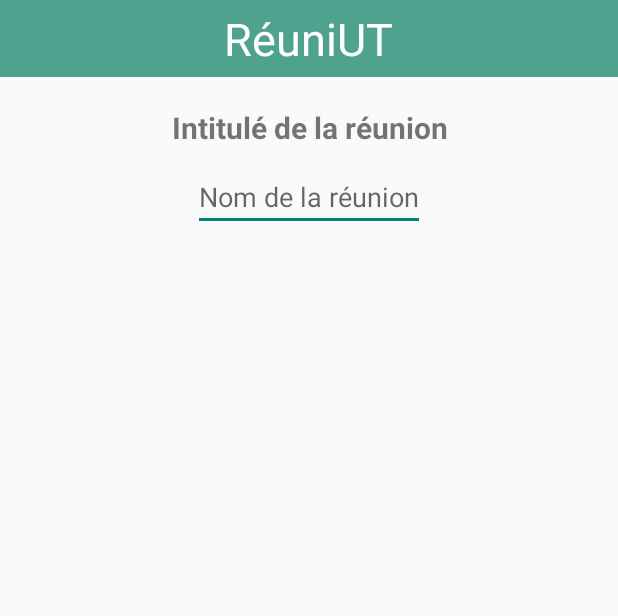
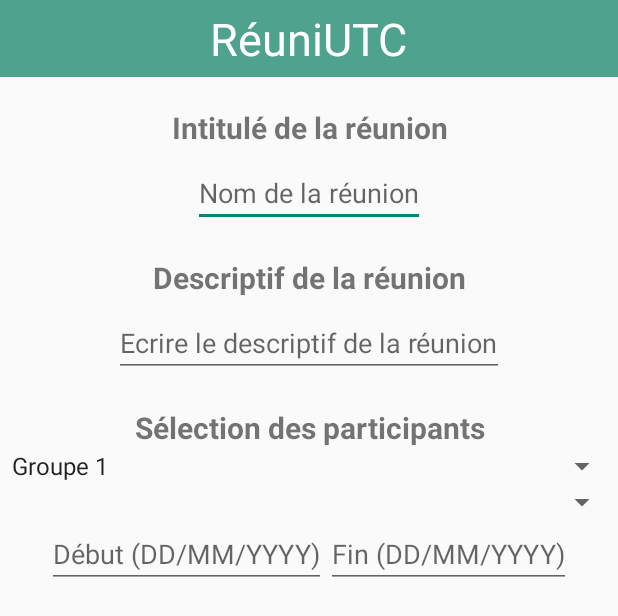
Before and after one commit to 5k4nd/ReuniUT, an Android app: the layout activity_reunion.xml on its own in the app's theme, with its tools: preview values and no code run, on a phone screen of 412 x 824 dp. Shown: the top 616 px of the screen. Run offline under Robolectric (Android 15) with nearby library versions, the phone set to English and light mode, and no system bars.

Commit message:
User interface

```diff
--- a/app/src/main/java/fr/baptabl/reuniut/ActivityReunion.java
+++ b/app/src/main/java/fr/baptabl/reuniut/ActivityReunion.java
@@ -1,26 +1,28 @@
 package fr.baptabl.reuniut;
 
+import android.app.Activity;
 import android.content.Intent;
 import android.os.Bundle;
-import android.support.v7.app.ActionBarActivity;
+import android.util.Log;
 import android.view.View;
 import android.widget.Button;
-import android.widget.EditText;
 import android.widget.TextView;
 
-import fr.baptabl.reuniut.ActivityMenu;
-import fr.baptabl.reuniut.R;
 
 /**
  * Created by quentinkeunebroek on 12/12/14.
  */
-public abstract class ActivityReunion extends ActionBarActivity implements View.OnClickListener {
-    private EditText fieldIntitule = null;
+public class ActivityReunion extends Activity implements View.OnClickListener {
 
+    @Override
     public void onCreate(Bundle savedInstanceState) {
+        super.onCreate(savedInstanceState);
+        Intent i = getIntent();
 
-
+        setContentView(R.layout.activity_reunion);
     }
+    @Override
+    public void onClick(View v) { this.finish(); }
 
 
 }
--- a/app/src/main/res/layout/activity_login.xml
+++ b/app/src/main/res/layout/activity_login.xml
@@ -82,7 +82,7 @@
         android:layout_width="wrap_content"
         android:layout_height="wrap_content"
         android:layout_alignParentTop="true"
-        android:layout_marginTop="150dp"
+        android:layout_marginTop="110dp"
         android:layout_centerHorizontal="true"
         android:inputType="textPersonName"
         android:hint="@string/login"
@@ -107,7 +107,7 @@
         android:layout_width="wrap_content"
         android:layout_height="wrap_content"
         android:layout_below="@id/keepLogin"
-        android:layout_marginTop="40dp"
+        android:layout_marginTop="30dp"
         android:inputType="textPassword"
         android:hint="@string/password"
         android:layout_centerVertical="true"
@@ -120,7 +120,7 @@
         android:layout_height="wrap_content"
         android:layout_above="@+id/ThrowConnect"
         android:layout_marginBottom="50dp"
-        android:layout_marginTop="40dp"
+        android:layout_marginTop="15dp"
         android:text="@string/logingIn"
         android:textColor="#275d90"
         android:layout_centerHorizontal="true"
@@ -132,7 +132,8 @@
         android:layout_width="wrap_content"
         android:layout_height="wrap_content"
         android:layout_alignParentBottom="true"
-        android:layout_marginBottom="50dp"
+        android:layout_marginTop="30dp"
+        android:layout_marginBottom="5dp"
         android:layout_centerHorizontal="true"
         android:textSize="15sp"
         />
--- a/app/src/main/res/layout/activity_menu_vue_edt.xml
+++ b/app/src/main/res/layout/activity_menu_vue_edt.xml
@@ -25,7 +25,7 @@
             android:layout_width="wrap_content"
             android:layout_height="wrap_content"
             android:layout_margin="5dp"
-            android:text="ReuniUTC"
+            android:text="@string/app_name"
             android:textColor="#FFFFFF"
             android:textSize="30sp"
 
--- a/app/src/main/res/layout/activity_reunion.xml
+++ b/app/src/main/res/layout/activity_reunion.xml
@@ -1,4 +1,6 @@
 <?xml version="1.0" encoding="utf-8"?>
+
+
 <LinearLayout
     xmlns:android="http://schemas.android.com/apk/res/android"
     android:orientation="vertical"
@@ -35,15 +37,110 @@
         android:textSize="20sp"
 
         />
-
     <EditText
         android:id="@+id/reunionname"
         android:layout_width="wrap_content"
         android:layout_height="wrap_content"
-        android:layout_marginTop="10dp"
+        android:layout_marginTop="7dp"
         android:layout_centerHorizontal="true"
         android:inputType="text"
         android:hint="@string/reunion_name"
-        android:layout_gravity="center_horizontal" /> <!-- android:text="@string/storedLogin"  -->
+        android:layout_gravity="center_horizontal" />
+
+    <TextView
+        android:id="@+id/fieldDescriptif"
+        android:layout_width="fill_parent"
+        android:layout_height="wrap_content"
+        android:gravity="center"
+        android:layout_marginTop="20dp"
+        android:textStyle="bold"
+        android:text="@string/descriptif_name"
+        android:textSize="20sp"
+
+        />
+
+    <EditText
+        android:id="@+id/descriptif"
+        android:layout_width="wrap_content"
+        android:layout_height="wrap_content"
+        android:layout_marginTop="7dp"
+        android:layout_centerHorizontal="true"
+        android:inputType="text"
+        android:hint="@string/descriptif_reunion"
+        android:layout_gravity="center_horizontal" />
+
+    <TextView
+        android:id="@+id/fieldParticipant"
+        android:layout_width="fill_parent"
+        android:layout_height="wrap_content"
+        android:gravity="center"
+        android:layout_marginTop="20dp"
+        android:textStyle="bold"
+        android:text="@string/participant_reunion"
+        android:textSize="20sp"
+
+        />
+
+    <Spinner
+        android:id="@+id/spinner1"
+        android:layout_width="fill_parent"
+        android:layout_height="wrap_content"
+        android:gravity="center"
+        android:entries="@array/group_arrays"
+        android:prompt="@string/participant_reunion" />
+
+    <Spinner
+        android:id="@+id/spinner2"
+        android:layout_width="fill_parent"
+        android:gravity="center"
+        android:layout_height="wrap_content" />
+
+    <TableLayout
+        android:id="@+id/tabledate"
+        android:layout_width="match_parent"
+        android:layout_height="match_parent"
+        >
+
+        <TableRow
+            android:id="@+id/tableRow1"
+            android:layout_width="100dp"
+            android:layout_height="100dp"
+            android:gravity="center_horizontal">
+
+            <EditText
+                android:id="@+id/datedebut"
+                android:layout_width="wrap_content"
+                android:layout_height="wrap_content"
+                android:layout_marginTop="7dp"
+                android:layout_centerHorizontal="true"
+                android:inputType="text"
+                android:hint="@string/date_deb"
+                android:layout_gravity="center_horizontal" />
+
+
+            <EditText
+                android:id="@+id/datefin"
+                android:layout_width="wrap_content"
+                android:layout_height="wrap_content"
+                android:layout_marginTop="7dp"
+                android:layout_centerHorizontal="true"
+                android:inputType="text"
+                android:hint="@string/date_fin"
+                android:layout_gravity="center_horizontal" />
+
+        </TableRow>
+
+    </TableLayout>
+
+    <Button
+        android:id="@+id/buttReunion"
+        android:layout_width="wrap_content"
+        android:layout_height="wrap_content"
+        android:layout_marginBottom="5dp"
+        android:layout_marginTop="5dp"
+        android:text="@string/Reunionchoix"
+        android:textColor="#275d90"
+        android:layout_centerHorizontal="true"
+        />
 
 </LinearLayout>
--- a/app/src/main/res/values/strings.xml
+++ b/app/src/main/res/values/strings.xml
@@ -2,7 +2,7 @@
 <resources>
 
     <string name="defaut">Ceci est un texte par défaut</string>
-    <string name="app_name">RéuniUT</string>
+    <string name="app_name">RéuniUTC</string>
     <string name="action_settings">Settings</string>
     <string name="description">Application UTCéenne de prise de Rendez-vous.</string>
     <string name="login">Votre login UTC</string>
@@ -19,6 +19,17 @@
     <string name="retour">Fermer la page</string>
     <string name="intitule">Intitulé de la réunion</string>
     <string name="reunion_name">Nom de la réunion</string>
+    <string name="descriptif_reunion">Ecrire le descriptif de la réunion</string>
+    <string name="descriptif_name">Descriptif de la réunion</string>
+    <string name="participant_reunion">Sélection des participants</string>
+    <string name="date_deb">Début (DD/MM/YYYY)</string>
+    <string name="date_fin">Fin (DD/MM/YYYY)</string>
+    <string name="Reunionchoix">Trouver un créneau</string>
 
+    <string-array name="group_arrays">
+        <item>Groupe 1</item>
+        <item>Groupe 2</item>
+        <item>Groupe 3</item>
+    </string-array>
 
 </resources>
```
Also changed, not shown: 1 other file.
